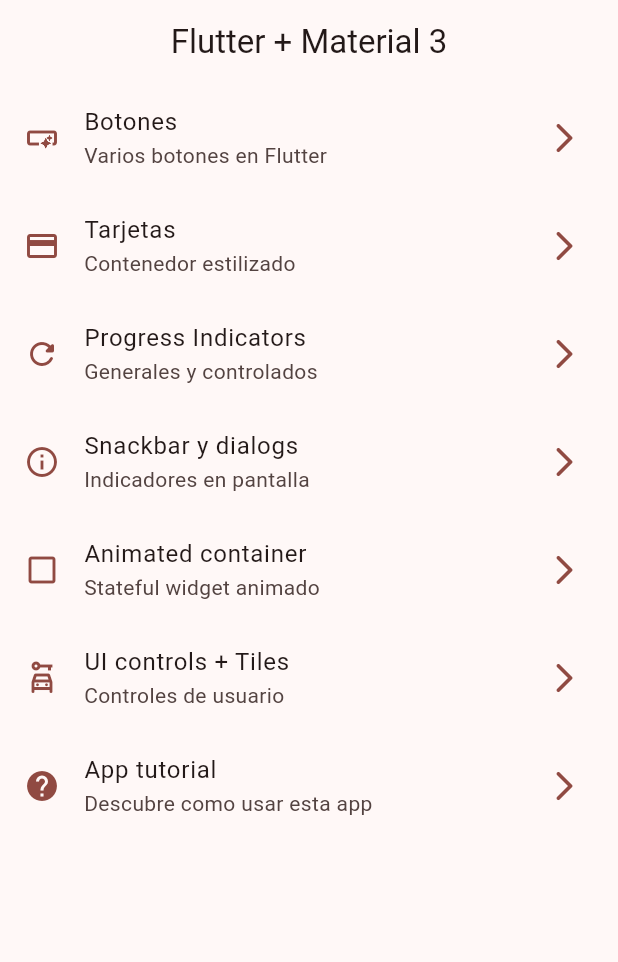
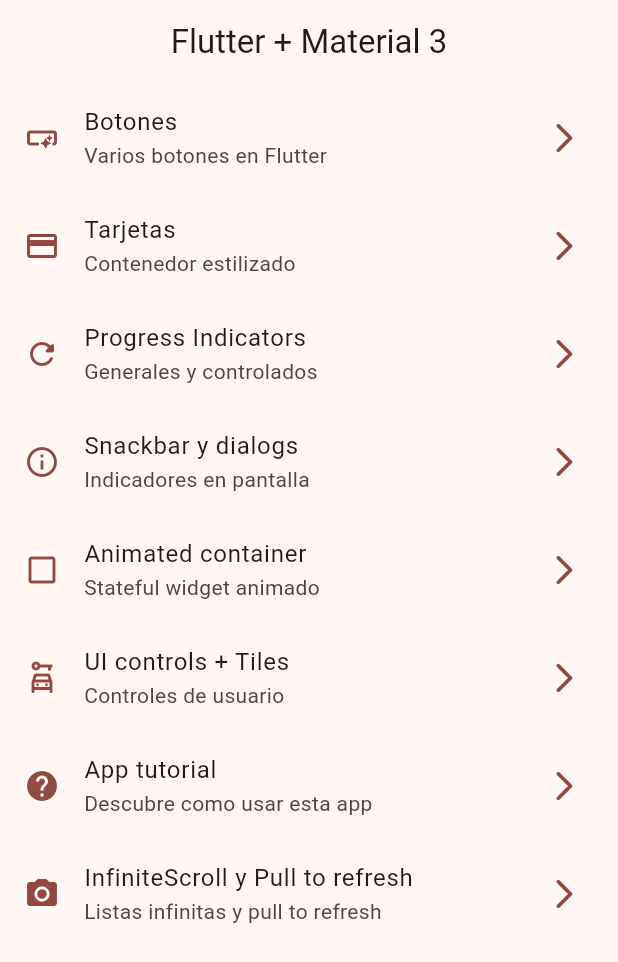
Before and after one commit to elarreglador/Flutter_Movil.widgets_app, a Flutter app: the screen it shows after launch, on a phone screen of 412 x 824 dp. Shown: the top 962 px of the screen. Run offline on Flutter 3.47's test engine with Material 3 defaults, Android fonts, the phone set to English and light mode, and no system bars; our stand-ins replace go_router.

Commit message:
Scroll infinito funciona ok

```diff
--- a/lib/config/menu/menu_items.dart
+++ b/lib/config/menu/menu_items.dart
@@ -66,4 +66,11 @@ const appMenuItems = <MenuItem> [
     icon: Icons.help_sharp
   ),
 
+  MenuItem(
+    title: "InfiniteScroll y Pull to refresh",
+    subTitle: "Listas infinitas y pull to refresh",
+    link: "/infinite",
+    icon: Icons.photo_camera
+  ),
+
 ];
--- a/lib/config/router/app_router.dart
+++ b/lib/config/router/app_router.dart
@@ -54,5 +54,11 @@ final appRouter = GoRouter(
       builder: (context, state) => const AppTutorialScreen()
     ),
 
+    GoRoute(
+      path: "/infinite",
+      name: InfiniteScrollScreen.name,
+      builder: (context, state) => const InfiniteScrollScreen()
+    ),
+
   ]
 );
```
Also changed, not shown: lib/presentation/screens/infinite_scroll/infinite_scroll_screen.dart (+99 -2 lines).
